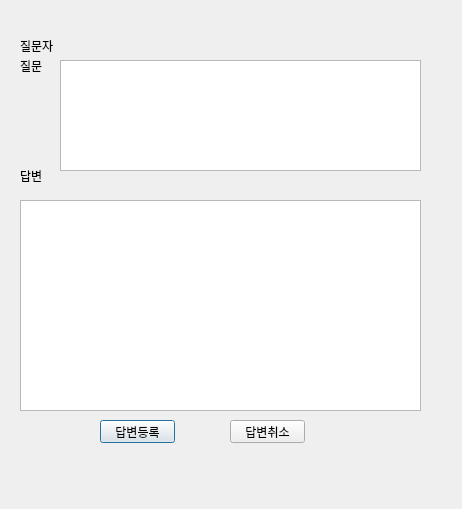
Before: the Qt Designer form FiveOfRuler/QuestionReplyDialog.ui in simneol/JuDeP, drawn with Qt 5.
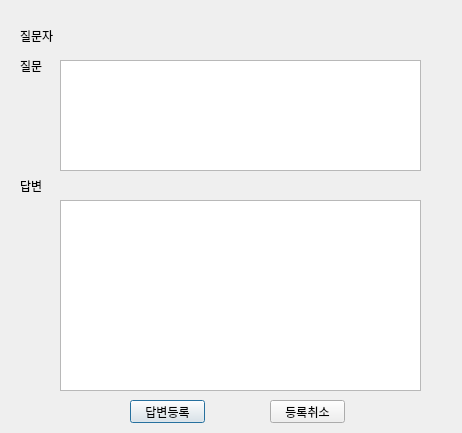
After: the same form once the commit is applied.

Diff of the .ui file:
```diff
--- a/FiveOfRuler/QuestionReplyDialog.ui
+++ b/FiveOfRuler/QuestionReplyDialog.ui
@@ -7,7 +7,7 @@
     <x>0</x>
     <y>0</y>
     <width>462</width>
-    <height>509</height>
+    <height>433</height>
    </rect>
   </property>
   <property name="windowTitle">
@@ -17,7 +17,7 @@
    <property name="geometry">
     <rect>
      <x>90</x>
-     <y>40</y>
+     <y>30</y>
      <width>56</width>
      <height>12</height>
     </rect>
@@ -30,7 +30,7 @@
    <property name="geometry">
     <rect>
      <x>20</x>
-     <y>40</y>
+     <y>30</y>
      <width>56</width>
      <height>12</height>
     </rect>
@@ -56,7 +56,7 @@
    <property name="geometry">
     <rect>
      <x>20</x>
-     <y>170</y>
+     <y>180</y>
      <width>56</width>
      <height>12</height>
     </rect>
@@ -68,10 +68,10 @@
   <widget class="QTextEdit" name="textEdit_Answer">
    <property name="geometry">
     <rect>
-     <x>20</x>
+     <x>60</x>
      <y>200</y>
-     <width>401</width>
-     <height>211</height>
+     <width>361</width>
+     <height>191</height>
     </rect>
    </property>
   </widget>
@@ -88,8 +88,8 @@
   <widget class="QPushButton" name="btn_Submit">
    <property name="geometry">
     <rect>
-     <x>100</x>
-     <y>420</y>
+     <x>130</x>
+     <y>400</y>
      <width>75</width>
      <height>23</height>
     </rect>
@@ -101,14 +101,14 @@
   <widget class="QPushButton" name="btn_Cancle">
    <property name="geometry">
     <rect>
-     <x>230</x>
-     <y>420</y>
+     <x>270</x>
+     <y>400</y>
      <width>75</width>
      <height>23</height>
     </rect>
    </property>
    <property name="text">
-    <string>답변취소</string>
+    <string>등록취소</string>
    </property>
   </widget>
  </widget>
```
